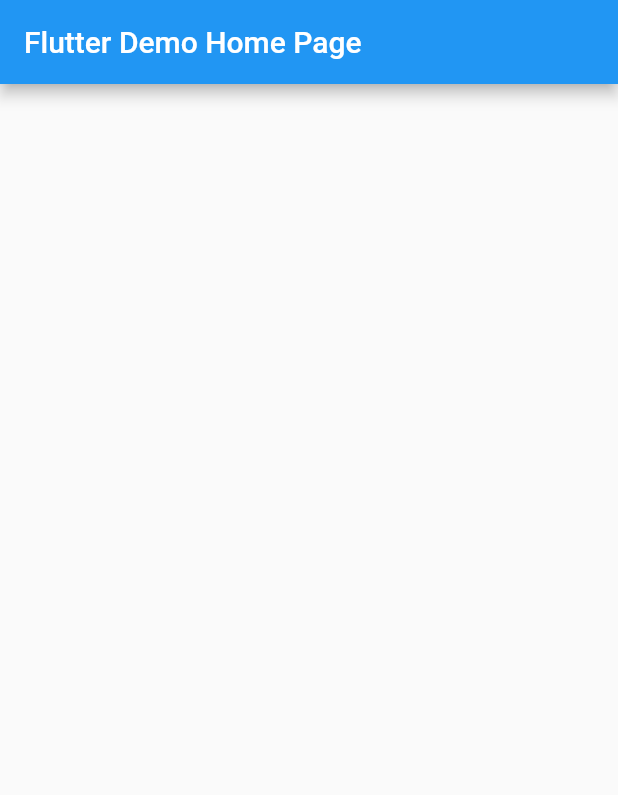
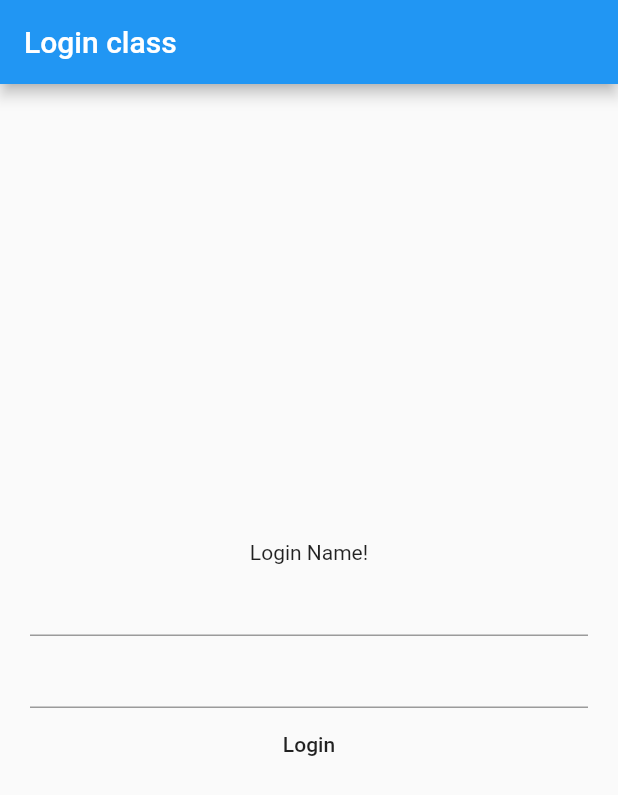
Before and after one commit to Famzy/login_class, a Flutter app: the screen it shows after launch, on a phone screen of 412 x 824 dp. Shown: the top 795 px of the screen. Run offline on Flutter 3.47's test engine with Material 2 defaults, Android fonts, the phone set to English and light mode, and no system bars.

Commit message:
Code Refactor
code refactor

Co-Authored-By: Eric Lekwa <lekwaeric@yahoo.com>

```diff
--- a/lib/main.dart
+++ b/lib/main.dart
@@ -11,9 +11,7 @@ class MyApp extends StatelessWidget {
     return MaterialApp(
       title: 'Flutter Demo',
       theme: ThemeData(
-
         primarySwatch: Colors.blue,
-
         visualDensity: VisualDensity.adaptivePlatformDensity,
       ),
       home: MyHomePage(title: 'Flutter Demo Home Page'),
@@ -24,7 +22,6 @@ class MyApp extends StatelessWidget {
 class MyHomePage extends StatefulWidget {
   MyHomePage({Key key, this.title}) : super(key: key);
 
-
   final String title;
 
   @override
@@ -32,23 +29,65 @@ class MyHomePage extends StatefulWidget {
 }
 
 class _MyHomePageState extends State<MyHomePage> {
-  int _counter = 0;
+  GlobalKey<ScaffoldState> _scaffoldKey = new GlobalKey<ScaffoldState>();
+  String username;
+  String passoword;
+  TextEditingController emailController = TextEditingController();
+  TextEditingController passwordController = TextEditingController();
 
-  void _incrementCounter() {
-    setState(() {
-      _counter++;
-    });
+  void showSnackbar(String msg, bool flag){
+    _scaffoldKey.currentState.showSnackBar(
+      SnackBar(
+        content: Text(msg),
+        backgroundColor: (flag) ? Colors.green : Colors.red,
+        action: SnackBarAction(label: "", textColor: Colors.white, onPressed: (){},),
+        duration: Duration(seconds: 10),
+        )
+
+    );
   }
+  void validate(){
+    print("Details");
+     username = emailController.text;
+     passoword = passwordController.text;
+     if(username.isEmpty && passoword.isEmpty){
+      showSnackbar("Fileds cannot be empty", false);
 
+     }
+    else{
+       showSnackbar(" Login details: email: $username password: $passoword", true);
+    }
+  }
   @override
   Widget build(BuildContext context) {
+    return Scaffold(
+      key: _scaffoldKey,
+      appBar: AppBar(
+        title: Text("Login class"),
+      ),
+      body: Center(
+        child: Container(
+          padding: EdgeInsets.symmetric(horizontal: 20),
+          child: Column(
+            mainAxisAlignment: MainAxisAlignment.center,
+            children: <Widget>[
+              Text("Login Name!"),
+              TextField(
 
-    return Scaffold(
-      appBar: AppBar(
+                textInputAction: TextInputAction.search,
+                keyboardType: TextInputType.emailAddress,
+                controller: emailController,
 
-        title: Text(widget.title),
+              ),
+              TextField(
+                obscureText: true,
+                controller: passwordController,
+              ),
+              FlatButton(onPressed:validate, child: Text("Login"),)
+            ],
+          ),
+        ),
       ),
-      body: Container(),
       // This trailing comma makes auto-formatting nicer for build methods.
     );
   }
```
Also changed, not shown: 1 other file.
